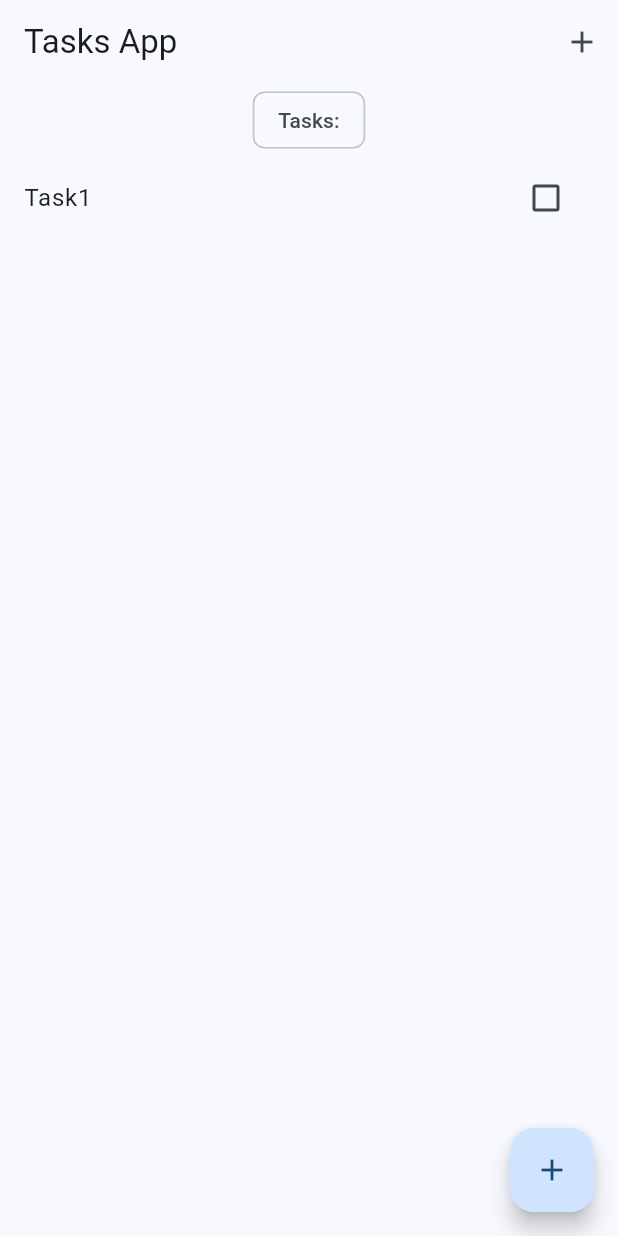
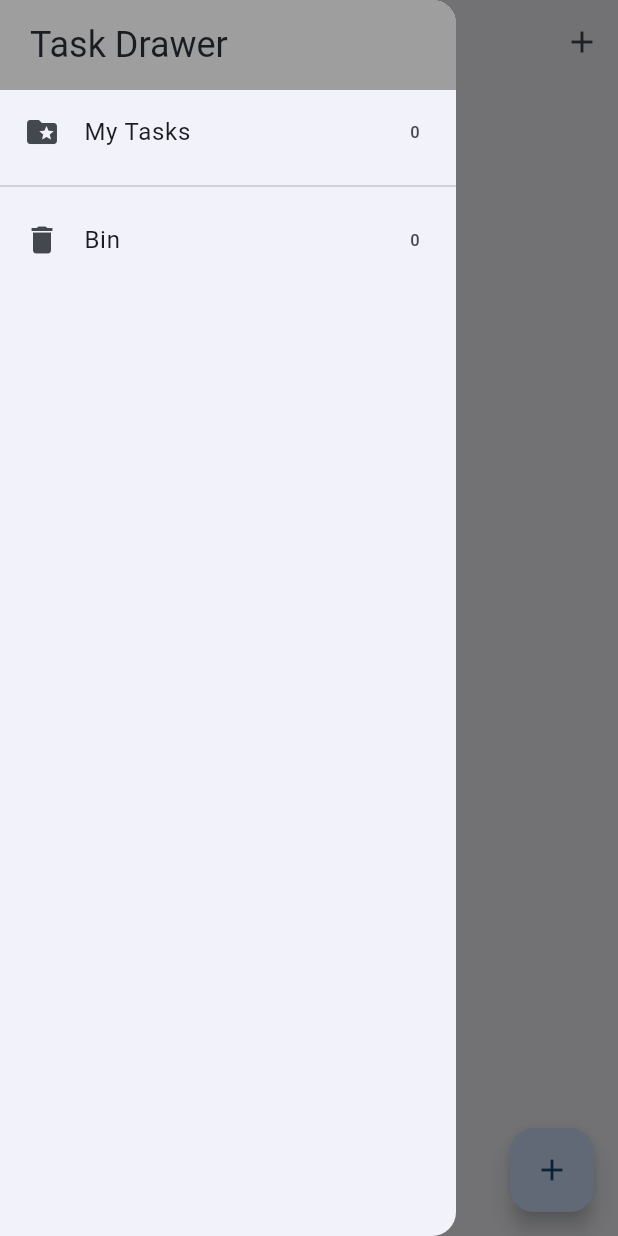
Before and after one commit to shaikh-sariya/tasks-firebase-flutter, a Flutter app: the screen it shows after launch, with the side drawer open (before the commit the screen has no drawer), on a phone screen of 412 x 824 dp. Run offline on Flutter 3.47's test engine with Material 3 defaults, Android fonts, the phone set to English and light mode, and no system bars; our stand-ins replace equatable, flutter_bloc, hydrated_bloc.

Commit message:
add navigation drawer

```diff
--- a/lib/blocs/bloc_exports.dart
+++ b/lib/blocs/bloc_exports.dart
@@ -1 +1,3 @@
 export 'package:flutter_bloc/flutter_bloc.dart';
+export './tasks_bloc.dart';
+export 'package:hydrated_bloc/hydrated_bloc.dart';
--- a/lib/blocs/tasks_bloc.dart
+++ b/lib/blocs/tasks_bloc.dart
@@ -1,26 +1,67 @@
-import 'package:bloc/bloc.dart';
 import 'package:equatable/equatable.dart';
+import 'package:flutter_tasks_app/blocs/bloc_exports.dart';
 
 import '../models/task.dart';
 
 part 'tasks_event.dart';
 part 'tasks_state.dart';
 
-class TasksBloc extends Bloc<TasksEvent, TasksState> {
+class TasksBloc extends HydratedBloc<TasksEvent, TasksState> {
   TasksBloc() : super(const TasksState()) {
     on<AddTask>(_onAddTask);
     on<UpdateTask>(_onUpdateTask);
     on<DeleteTask>(_onDeleteTask);
+    on<RemovedTask>(_onRemovedTask);
   }
 
   void _onAddTask(AddTask event, Emitter<TasksState> emit) {
     final state = this.state;
     emit(TasksState(
       allTasks: List.from(state.allTasks)..add(event.task),
+      removedTasks: state.removedTasks,
     ));
   }
 
-  void _onUpdateTask(UpdateTask event, Emitter<TasksState> emit) {}
+  void _onUpdateTask(UpdateTask event, Emitter<TasksState> emit) {
+    final state = this.state;
+    final task = event.task;
+    final int index = state.allTasks.indexOf(task);
 
-  void _onDeleteTask(DeleteTask event, Emitter<TasksState> emit) {}
+    List<Task> allTasks = List.from(state.allTasks)..remove(task);
+    task.isDone == false
+        ? allTasks.insert(index, task.copyWith(isDone: true))
+        : allTasks.insert(index, task.copyWith(isDone: false));
+
+    emit(TasksState(
+      allTasks: allTasks,
+      removedTasks: state.removedTasks,
+    ));
+  }
+
+  void _onDeleteTask(DeleteTask event, Emitter<TasksState> emit) {
+    final state = this.state;
+    emit(TasksState(
+      allTasks: state.allTasks,
+      removedTasks: List.from(state.removedTasks)..remove(event.task),
+    ));
+  }
+
+  void _onRemovedTask(RemovedTask event, Emitter<TasksState> emit) {
+    final state = this.state;
+    emit(TasksState(
+      allTasks: List.from(state.allTasks)..remove(event.task),
+      removedTasks: List.from(state.removedTasks)
+        ..add(event.task.copyWith(isDeleted: true)),
+    ));
+  }
+
+  @override
+  TasksState? fromJson(Map<String, dynamic> json) {
+    return TasksState.fromMap(json);
+  }
+
+  @override
+  Map<String, dynamic>? toJson(TasksState state) {
+    return state.toMap();
+  }
 }
--- a/lib/blocs/tasks_event.dart
+++ b/lib/blocs/tasks_event.dart
@@ -27,6 +27,16 @@ class UpdateTask extends TasksEvent {
   List<Object> get props => [task];
 }
 
+class RemovedTask extends TasksEvent {
+  final Task task;
+  const RemovedTask({
+    required this.task,
+  });
+
+  @override
+  List<Object> get props => [task];
+}
+
 class DeleteTask extends TasksEvent {
   final Task task;
   const DeleteTask({
--- a/lib/blocs/tasks_state.dart
+++ b/lib/blocs/tasks_state.dart
@@ -2,10 +2,27 @@ part of 'tasks_bloc.dart';
 
 class TasksState extends Equatable {
   final List<Task> allTasks;
+  final List<Task> removedTasks;
   const TasksState({
     this.allTasks = const <Task>[],
+    this.removedTasks = const <Task>[],
   });
 
   @override
-  List<Object> get props => [allTasks];
+  List<Object> get props => [allTasks, removedTasks];
+
+  Map<String, dynamic> toMap() {
+    return {
+      'allTasks': allTasks.map((x) => x.toMap()).toList(),
+      'removedTasks': removedTasks.map((x) => x.toMap()).toList(),
+    };
+  }
+
+  factory TasksState.fromMap(Map<String, dynamic> map) {
+    return TasksState(
+      allTasks: List<Task>.from(map['allTasks']?.map((x) => Task.fromMap(x))),
+      removedTasks:
+          List<Task>.from(map['removedTasks']?.map((x) => Task.fromMap(x))),
+    );
+  }
 }
--- a/lib/main.dart
+++ b/lib/main.dart
@@ -1,38 +1,39 @@
 import 'package:flutter/material.dart';
-import 'package:flutter_tasks_app/blocs/tasks_bloc.dart';
 import 'package:flutter_tasks_app/screens/tasks_screen.dart';
+import 'package:flutter_tasks_app/services/app_router.dart';
+import 'package:path_provider/path_provider.dart';
 
 import 'blocs/bloc_exports.dart';
-import 'models/task.dart';
 
-void main() {
-  BlocOverrides.runZoned(
-    () => runApp(const MyApp()),
+void main() async {
+  WidgetsFlutterBinding.ensureInitialized();
+
+  // var storage = await HydratedStorage.build(
+  //     storageDirectory: await getApplicationDocumentsDirectory());
+
+  HydratedBloc.storage = await HydratedStorage.build(
+    storageDirectory: await getApplicationDocumentsDirectory(),
   );
+  runApp(MyApp(
+    appRouter: AppRouter(),
+  ));
 }
 
 class MyApp extends StatelessWidget {
-  const MyApp({super.key});
-
+  const MyApp({Key? key, required this.appRouter}) : super(key: key);
+  final AppRouter appRouter;
   // This widget is the root of your application.
   @override
   Widget build(BuildContext context) {
     return BlocProvider(
-      create: (context) => TasksBloc()
-        ..add(AddTask(
-          task: Task(
-            title: 'Task1',
-            isDone: false,
-            isDeleted: false,
-          ),
-        )),
+      create: (context) => TasksBloc(),
       child: MaterialApp(
         title: 'Flutter Tasks App',
         theme: ThemeData(
-          colorScheme: ColorScheme.fromSeed(seedColor: Colors.blue),
-          useMaterial3: true,
+          colorSchemeSeed: Colors.blue,
         ),
-        home: TasksScreen(),
+        home: const TasksScreen(),
+        onGenerateRoute: appRouter.onGenerateRoute,
       ),
     );
   }
--- a/lib/models/task.dart
+++ b/lib/models/task.dart
@@ -2,25 +2,26 @@ import 'package:equatable/equatable.dart';
 
 class Task extends Equatable {
   final String title;
-  bool? isDone;
-  bool? isDeleted;
+  final String id;
+  final bool isDone;
+  final bool isDeleted;
 
-  Task({
+  const Task({
     required this.title,
-    required this.isDone,
-    required this.isDeleted,
-  }) {
-    isDone = isDone ?? false;
-    isDeleted = isDeleted ?? false;
-  }
+    required this.id,
+    this.isDone = false,
+    this.isDeleted = false,
+  });
 
   Task copyWith({
     String? title,
+    String? id,
     bool? isDone,
     bool? isDeleted,
   }) {
     return Task(
       title: title ?? this.title,
+      id: id ?? this.id,
       isDone: isDone ?? this.isDone,
       isDeleted: isDeleted ?? this.isDeleted,
     );
@@ -29,6 +30,7 @@ class Task extends Equatable {
   Map<String, dynamic> toMap() {
     return {
       'title': title,
+      'id': id,
       'isDone': isDone,
       'isDeleted': isDeleted,
     };
@@ -37,6 +39,7 @@ class Task extends Equatable {
   factory Task.fromMap(Map<String, dynamic> map) {
     return Task(
       title: map['title'] ?? '',
+      id: map['id'] ?? '',
       isDone: map['isDone'],
       isDeleted: map['isDeleted'],
     );
@@ -45,6 +48,7 @@ class Task extends Equatable {
   @override
   List<Object?> get props => [
         title,
+        id,
         isDone,
         isDeleted,
       ];
--- /dev/null
+++ b/lib/screens/my_drawer.dart
@@ -0,0 +1,59 @@
+import 'package:flutter/material.dart';
+import 'package:flutter_tasks_app/screens/recycle_bin.dart';
+import 'package:flutter_tasks_app/screens/tasks_screen.dart';
+
+import '../blocs/bloc_exports.dart';
+
+class MyDrawer extends StatelessWidget {
+  const MyDrawer({super.key});
+
+  @override
+  Widget build(BuildContext context) {
+    return SafeArea(
+      child: Drawer(
+        child: Column(
+          children: [
+            Container(
+              width: double.infinity,
+              padding: const EdgeInsets.symmetric(vertical: 14, horizontal: 20),
+              color: Colors.grey,
+              child: Text(
+                'Task Drawer',
+                style: Theme.of(context).textTheme.headlineSmall,
+              ),
+            ),
+            BlocBuilder<TasksBloc, TasksState>(
+              builder: (context, state) {
+                return GestureDetector(
+                  onTap: () => Navigator.of(context).pushNamed(
+                    TasksScreen.id,
+                  ),
+                  child: ListTile(
+                    leading: const Icon(Icons.folder_special),
+                    title: const Text('My Tasks'),
+                    trailing: Text('${state.allTasks.length}'),
+                  ),
+                );
+              },
+            ),
+            const Divider(),
+            BlocBuilder<TasksBloc, TasksState>(
+              builder: (context, state) {
+                return GestureDetector(
+                  onTap: () => Navigator.of(context).pushNamed(
+                    RecycleBin.id,
+                  ),
+                  child: ListTile(
+                    leading: const Icon(Icons.delete),
+                    title: const Text('Bin'),
+                    trailing: Text('${state.removedTasks.length}'),
+                  ),
+                );
+              },
+            ),
+          ],
+        ),
+      ),
+    );
+  }
+}
--- a/lib/screens/tasks_screen.dart
+++ b/lib/screens/tasks_screen.dart
@@ -1,15 +1,21 @@
 import 'package:flutter/material.dart';
+import 'package:flutter_tasks_app/screens/my_drawer.dart';
 
 import '../blocs/bloc_exports.dart';
 import '../blocs/tasks_bloc.dart';
 import '../models/task.dart';
 import '../widgets/tasks_list.dart';
+import 'add_task_screen.dart';
 
-class TasksScreen extends StatelessWidget {
-  TasksScreen({super.key});
+class TasksScreen extends StatefulWidget {
+  const TasksScreen({super.key});
+  static const id = 'tasks_screen';
 
-  final TextEditingController titleController = TextEditingController();
+  @override
+  State<TasksScreen> createState() => _TasksScreenState();
+}
 
+class _TasksScreenState extends State<TasksScreen> {
   void _addTask(BuildContext context) {
     showModalBottomSheet(
       context: context,
@@ -17,27 +23,7 @@ class TasksScreen extends StatelessWidget {
         child: Container(
           padding:
               EdgeInsets.only(bottom: MediaQuery.of(context).viewInsets.bottom),
-          child: Container(
-            padding: const EdgeInsets.all(20),
-            child: Column(
-              children: [
-                const Text(
-                  'Add Task',
-                  style: TextStyle(fontSize: 24),
-                ),
-                const SizedBox(
-                  height: 10,
-                ),
-                TextField(
-                  controller: titleController,
-                  decoration: const InputDecoration(
-                    label: Text('Title'),
-                    border: OutlineInputBorder(),
-                  ),
-                )
-              ],
-            ),
-          ),
+          child: const AddTaskScreen(),
         ),
       ),
     );
@@ -53,18 +39,19 @@ class TasksScreen extends StatelessWidget {
             title: const Text('Tasks App'),
             actions: [
               IconButton(
-                onPressed: () {},
+                onPressed: () => _addTask(context),
                 icon: const Icon(Icons.add),
               )
             ],
           ),
+          drawer: MyDrawer(),
           body: Column(
             crossAxisAlignment: CrossAxisAlignment.center,
             children: [
-              const Center(
+              Center(
                 child: Chip(
                   label: Text(
-                    'Tasks:',
+                    '${state.allTasks.length}Tasks',
                   ),
                 ),
               ),
--- /dev/null
+++ b/lib/widgets/task_tile.dart
@@ -0,0 +1,36 @@
+import '../blocs/bloc_exports.dart';
+import '../models/task.dart';
+import 'package:flutter/material.dart';
+
+class TaskTile extends StatelessWidget {
+  const TaskTile({
+    super.key,
+    required this.task,
+  });
+
+  final Task task;
+
+  void _removedOrDeleteTask(BuildContext ctx, Task task) {
+    task.isDeleted
+        ? ctx.read<TasksBloc>().add(DeleteTask(task: task))
+        : ctx.read<TasksBloc>().add(RemovedTask(task: task));
+  }
+
+  @override
+  Widget build(BuildContext context) {
+    return ListTile(
+      title: Text(
+        task.title,
+        style: TextStyle(
+            decoration: task.isDone! ? TextDecoration.lineThrough : null),
+      ),
+      trailing: Checkbox(
+        value: task.isDone,
+        onChanged: (value) {
+          context.read<TasksBloc>().add(UpdateTask(task: task));
+        },
+      ),
+      onLongPress: () => _removedOrDeleteTask(context, task),
+    );
+  }
+}
--- a/lib/widgets/tasks_list.dart
+++ b/lib/widgets/tasks_list.dart
@@ -1,6 +1,9 @@
 import 'package:flutter/material.dart';
+import 'package:flutter_tasks_app/blocs/bloc_exports.dart';
+import 'package:flutter_tasks_app/blocs/tasks_bloc.dart';
 
 import '../models/task.dart';
+import 'task_tile.dart';
 
 class TasksList extends StatelessWidget {
   const TasksList({
@@ -17,13 +20,7 @@ class TasksList extends StatelessWidget {
           itemCount: tasksList.length,
           itemBuilder: (context, index) {
             var task = tasksList[index];
-            return ListTile(
-              title: Text(task.title),
-              trailing: Checkbox(
-                value: task.isDone,
-                onChanged: (value) {},
-              ),
-            );
+            return TaskTile(task: task);
           }),
     );
   }
--- a/pubspec.yaml
+++ b/pubspec.yaml
@@ -37,6 +37,8 @@ dependencies:
   cupertino_icons: ^1.0.2
   flutter_bloc: ^8.1.3
   equatable: ^2.0.5
+  hydrated_bloc: ^9.1.3
+  path_provider: ^2.1.2
 
 dev_dependencies:
   flutter_test:
```
Also changed, not shown: lib/screens/add_task_screen.dart (added, +59 -0 lines), lib/screens/recycle_bin.dart (added, +44 -0 lines), lib/services/app_router.dart (added, +27 -0 lines), lib/services/guid_gen.dart (added, +27 -0 lines), pubspec.lock, 1 other file.
